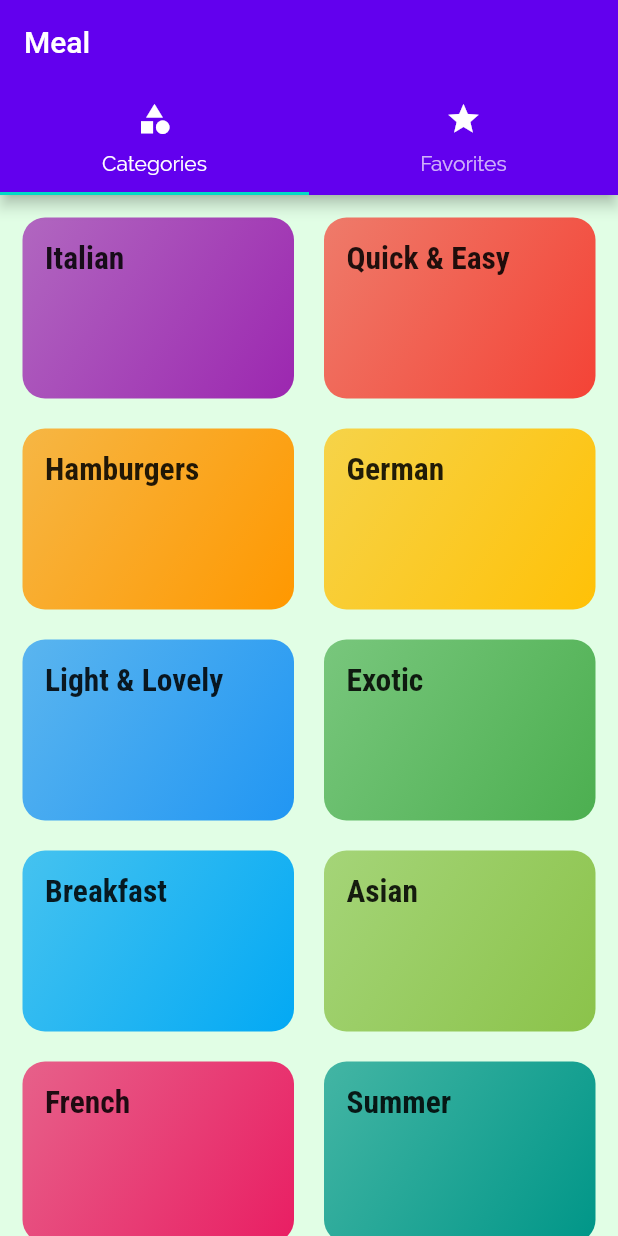
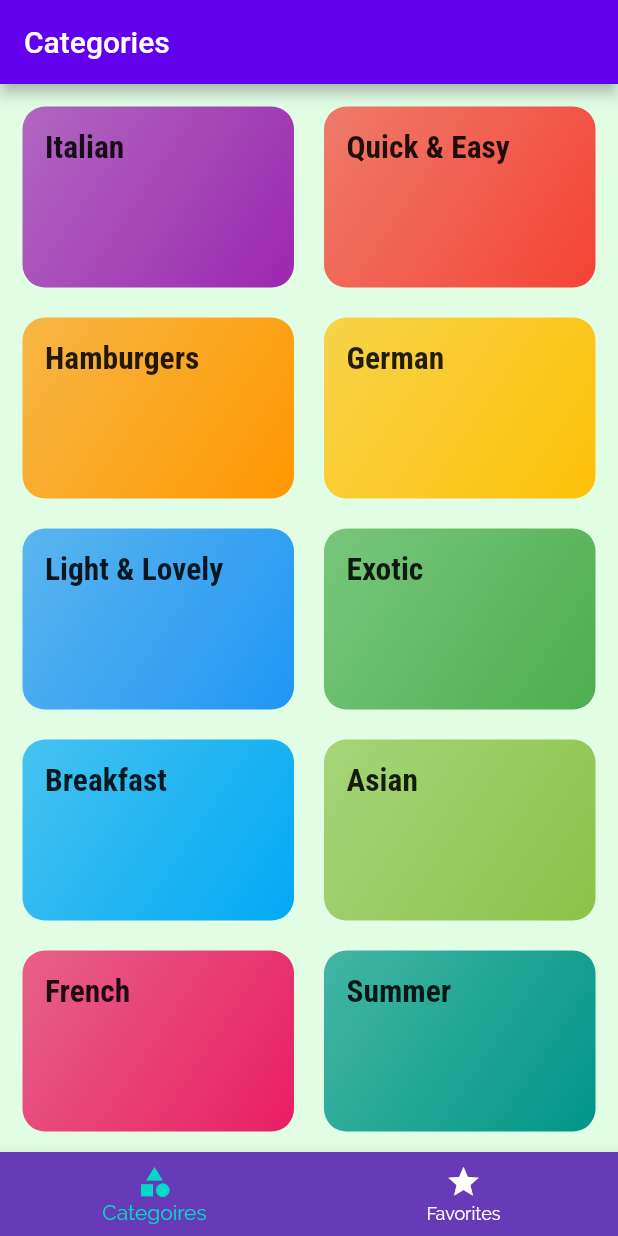
Before and after one commit to hanan0998/Meal-Categroy, a Flutter app: the screen it shows after launch, on a phone screen of 412 x 824 dp. Run offline on Flutter 3.47's test engine with Material 2 defaults, Android fonts, the phone set to English and light mode, and no system bars.

```diff
--- a/lib/main.dart
+++ b/lib/main.dart
@@ -21,9 +21,10 @@ class MyApp extends StatelessWidget {
       title: 'Flutter Demo',
       theme: ThemeData(
           primarySwatch: Colors.pink,
-          primaryColor: Colors.amber,
+          // primaryColor: Colors.amber,
           colorScheme: ColorScheme.light(),
           canvasColor: Color.fromRGBO(225, 254, 229, 1),
+          accentColor: Colors.amber,
           fontFamily: 'Raleway',
           // giving themedata to texttheme to have the theme of the patent themedata
           textTheme: ThemeData.light().textTheme.copyWith(
--- a/lib/screens/tabs_screen.dart
+++ b/lib/screens/tabs_screen.dart
@@ -10,36 +10,45 @@ class TabsScreen extends StatefulWidget {
 }
 
 class _TabsScreenState extends State<TabsScreen> {
+  // for lists of pages to be rended
+  final List<Map<String, dynamic>> _pages = [
+    {'page': CategoriesScreen(), 'title': "Categories"},
+    {'page': FavoriteScreen(), 'title': 'Your Favourties'}
+  ];
+  int _selectedPageIndex = 0;
+
+  void _selectPage(int index) {
+    setState(() {
+      _selectedPageIndex = index;
+    });
+  }
+
   @override
   Widget build(BuildContext context) {
-    return DefaultTabController(
-      // to tell which tab will be open as default tab
-      initialIndex: 0,
-      length: 2,
-      child: Scaffold(
-        appBar: AppBar(
-          title: Text("Meal"),
-          bottom: TabBar(
-            labelColor: Colors.white,
-            tabs: [
-              Tab(
-                icon: Icon(
-                  Icons.category,
-                  color: Colors.white,
-                ),
-                text: 'Categories',
-              ),
-              Tab(
-                icon: Icon(
-                  Icons.star,
-                  color: Colors.white,
-                ),
-                text: 'Favorites',
-              ),
-            ],
-          ),
-        ),
-        body: TabBarView(children: [CategoriesScreen(), FavoriteScreen()]),
+    return Scaffold(
+      appBar: AppBar(
+        title: Text(_pages[_selectedPageIndex]['title']),
+      ),
+      body: _pages[_selectedPageIndex]['page'],
+      bottomNavigationBar: BottomNavigationBar(
+        // type: BottomNavigationBarType.shifting,
+        // this is default
+        type: BottomNavigationBarType.fixed,
+        currentIndex: _selectedPageIndex,
+        unselectedItemColor: Colors.white,
+        selectedItemColor: Theme.of(context).colorScheme.secondary,
+        backgroundColor: Colors.deepPurple,
+        onTap: _selectPage,
+        items: [
+          BottomNavigationBarItem(
+              icon: Icon(Icons.category),
+              label: 'Categoires',
+              backgroundColor: Colors.deepPurple),
+          BottomNavigationBarItem(
+              icon: Icon(Icons.star),
+              label: 'Favorites',
+              backgroundColor: Colors.deepPurple)
+        ],
       ),
     );
   }
```
